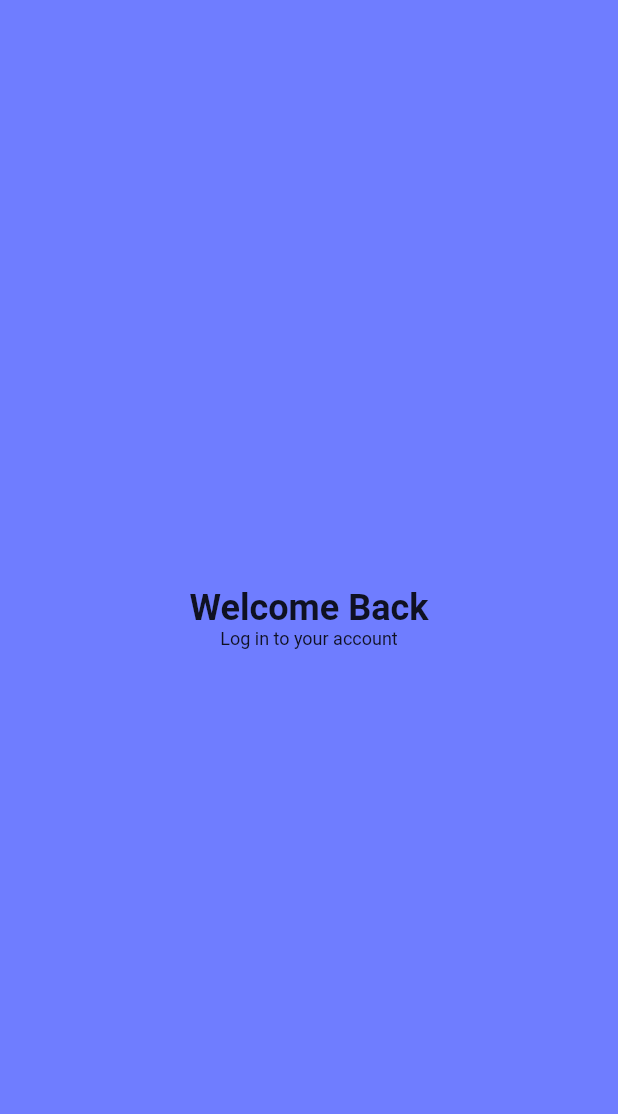
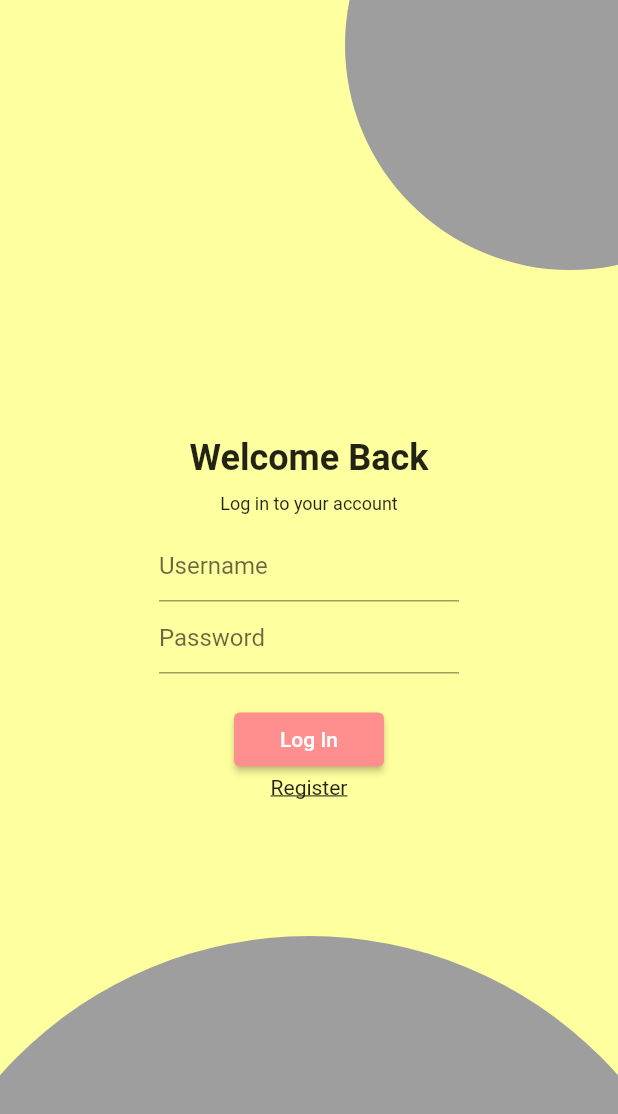
Before and after one commit to mishkatmustafid/arektu_shikhi, a Flutter app: the screen it shows after launch, on a phone screen of 412 x 824 dp. Shown: the top 1114 px of the screen. Run offline on Flutter 3.47's test engine with Material 2 defaults, Android fonts, the light colour scheme and no system bars.

Commit message:
login page done

```diff
--- a/arektu_shikhi/lib/login.dart
+++ b/arektu_shikhi/lib/login.dart
@@ -7,11 +7,42 @@ class LogInScreen extends StatefulWidget {
 }
 
 class _LogInScreenState extends State<LogInScreen> {
+  _onLogIn(){
+
+  }
+  // backgroundColor: Color(0xFF81d8d0),
   @override
   Widget build(BuildContext context) {
     return Scaffold(
-      backgroundColor: Color(0xFF6F7DFF),
-      body: Center(
+      backgroundColor: Color(0xFFfeff9e),
+      resizeToAvoidBottomInset: false,
+      body: Stack(
+        children:<Widget>[
+          Positioned(
+            left: 230,
+            top: -120,
+            child: Container(
+              width: 300,
+              height: 300,
+              decoration: BoxDecoration(
+                color: Colors.grey,
+                shape: BoxShape.circle,
+              ),
+            ),
+          ),
+          Positioned(
+            right: MediaQuery.of(context).size.width*0.5 - 275,
+            bottom: -350,
+            child: Container(
+              width: 550,
+              height: 550,
+              decoration: BoxDecoration(
+                color: Colors.grey,
+                shape: BoxShape.circle,
+              ),
+            ),
+          ),
+          Center(
             child: Column(
               mainAxisAlignment: MainAxisAlignment.center,
               children: <Widget>[
@@ -22,14 +53,60 @@ class _LogInScreenState extends State<LogInScreen> {
                     fontWeight: FontWeight.bold,
                   ),
                 ),
+                SizedBox(height: 10,),
                 Text(
                   'Log in to your account',
                   style: TextStyle(
                     fontSize: 12,
                   ),
                 ),
+                SizedBox(height: 10,),
+                Container(
+                  width: 200,
+                  child: TextField(
+                    keyboardType: TextInputType.name,
+                    decoration: InputDecoration(
+                      hintText: 'Username',
+                    ),
+                  ),
+                ),
+                Container(
+                  width: 200,
+                  child: TextField(
+                    obscureText: true,
+                    decoration: InputDecoration(
+                      hintText: 'Password',
+                      hintStyle: TextStyle(
+
+                      )
+                    ),
+                  ),
+                ),
+                SizedBox(height: 20,),
+                Container(
+                  width: 100,
+                  child: ElevatedButton(
+                    onPressed: () => _onLogIn(),
+                    child: Text('Log In'),
+                    style: ElevatedButton.styleFrom(
+                      primary: Color(0xFFff8f8f),
+                    ),
+                  ),
+                ),
+                Positioned(
+                  bottom: 50,
+                  child: GestureDetector(
+                    child: Text(
+                      'Register',
+                      style: TextStyle(
+                        decoration: TextDecoration.underline,
+                      ),
+                    ),
+                  ),
+                ),
               ],
             ),
+        ),],
       ),
     );
   }
```
Lines whose indentation alone changed are shown as unchanged.
